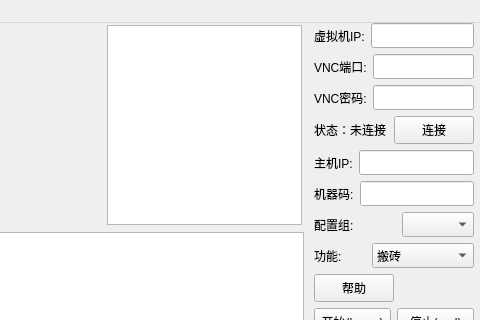
Qt form view/main.ui (WuXuLiang97/automatic-painting) before a commit; both pictures show x 266 to 746 and y 0 to 320 of the 746 by 439 pixel window.
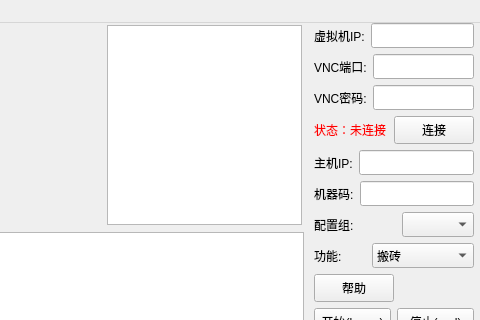
The same form after that commit.

What changed in the file:
```diff
--- a/view/main.ui
+++ b/view/main.ui
@@ -100,6 +100,9 @@
       <layout class="QHBoxLayout" name="horizontalLayout_5">
        <item>
         <widget class="QLabel" name="label_7">
+         <property name="styleSheet">
+          <string notr="true">color: rgb(255, 0, 0);</string>
+         </property>
          <property name="text">
           <string>状态：未连接</string>
          </property>
```
